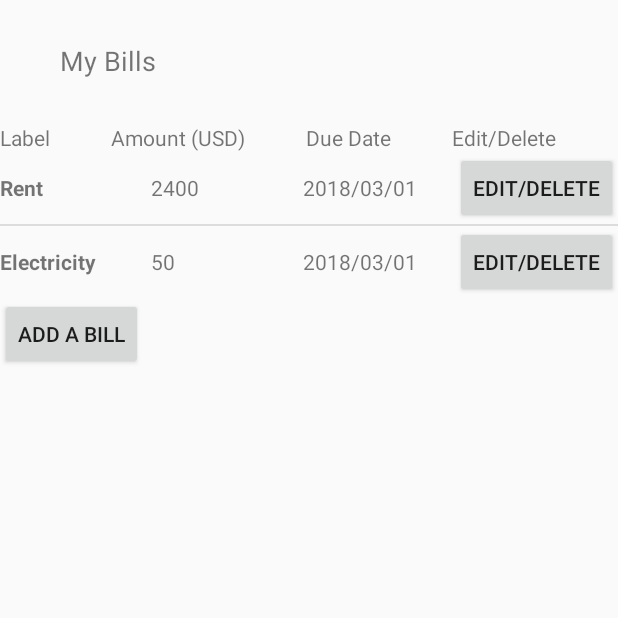
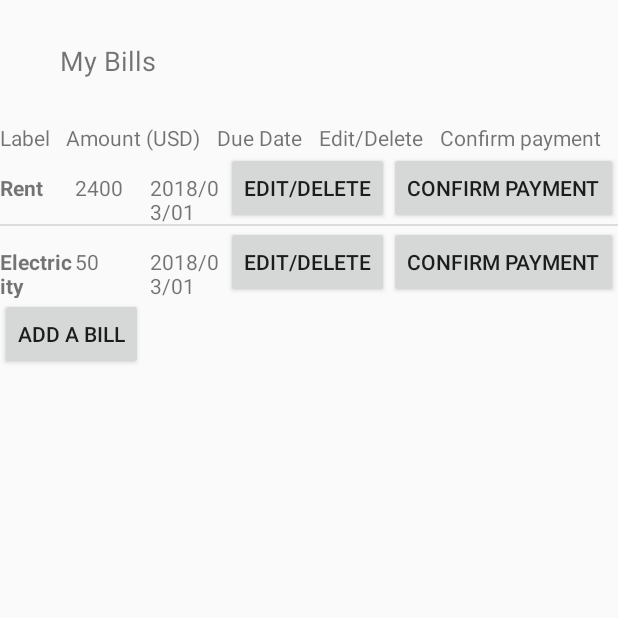
Before and after one commit to kplhung/RoommateSpendingTracker, an Android app: the BillListActivity screen opened directly, with no data from a screen before it, on a phone screen of 412 x 824 dp, the top half of it. Run offline under Robolectric (Android 15) with nearby library versions, the phone set to English and light mode, and no system bars.

Commit message:
added confirm payment buttons and remove from local bill list feature

```diff
--- a/app/src/main/java/com/example/kallyruan/roommateexpense/BillAdapter.java
+++ b/app/src/main/java/com/example/kallyruan/roommateexpense/BillAdapter.java
@@ -1,10 +1,12 @@
 package com.example.kallyruan.roommateexpense;
 
 import android.app.Activity;
+import android.util.Log;
 import android.view.LayoutInflater;
 import android.view.View;
 import android.view.ViewGroup;
 import android.widget.BaseAdapter;
+import android.widget.Button;
 import android.widget.TextView;
 
 import java.util.ArrayList;
@@ -19,6 +21,8 @@ public class BillAdapter extends BaseAdapter {
     private TextView billName;
     private TextView billAmt;
     private TextView billDate;
+    private Button billConfirmButton;
+
     public BillAdapter(Activity activity, ArrayList<Bill> bills){
         this.mActivity = activity;
         this.bills = bills;
@@ -40,22 +44,35 @@ public class BillAdapter extends BaseAdapter {
     }
 
     @Override
-    public View getView(int position, View view, ViewGroup viewGroup) {
+    public View getView(int position, final View view, ViewGroup viewGroup) {
         LayoutInflater inflater = mActivity.getLayoutInflater();
+        final View createdView;
 
         if(view == null){
 
-            view=inflater.inflate(R.layout.bills_list_row, null);
+            createdView = inflater.inflate(R.layout.bills_list_row, null);
 
-            billName=(TextView) view.findViewById(R.id.bill_name);
-            billAmt=(TextView) view.findViewById(R.id.bill_amount);
-            billDate=(TextView) view.findViewById(R.id.bill_date);
+            billName = (TextView) createdView.findViewById(R.id.bill_name);
+            billAmt = (TextView) createdView.findViewById(R.id.bill_amount);
+            billDate = (TextView) createdView.findViewById(R.id.bill_date);
+            billConfirmButton = (Button) createdView.findViewById(R.id.bill_confirm);
+        } else {
+            createdView = view;
         }
 
-        Bill bill = bills.get(position);
+        final Bill bill = bills.get(position);
         billName.setText(bill.getName());
         billAmt.setText(bill.getAmount());
         billDate.setText(bill.getDueDate());
-        return view;
+
+        billConfirmButton.setOnClickListener(new View.OnClickListener() {
+            @Override
+            public void onClick(View v) {
+                v.setVisibility(View.GONE);
+                createdView.setVisibility(View.GONE);
+                // TODO: (Kelly) add logic to remove Bill from DB
+            }
+        });
+        return createdView;
     }
 }
--- a/app/src/main/java/com/example/kallyruan/roommateexpense/LoginActivity.java
+++ b/app/src/main/java/com/example/kallyruan/roommateexpense/LoginActivity.java
@@ -5,6 +5,7 @@ import android.graphics.Color;
 import android.os.Handler;
 import android.support.v7.app.AppCompatActivity;
 import android.os.Bundle;
+import android.util.Log;
 import android.view.View;
 import android.widget.Button;
 import android.widget.EditText;
--- a/app/src/main/res/layout/activity_bill_list.xml
+++ b/app/src/main/res/layout/activity_bill_list.xml
@@ -42,6 +42,11 @@
             android:layout_height="wrap_content"
             android:text="Edit/Delete"
             android:layout_weight="1"/>
+        <TextView
+            android:layout_width="wrap_content"
+            android:layout_height="wrap_content"
+            android:text="Confirm payment"
+            android:layout_weight="1"/>
     </LinearLayout>
     <ListView
         android:id="@+id/bills_list"
--- a/app/src/main/res/layout/bills_list_row.xml
+++ b/app/src/main/res/layout/bills_list_row.xml
@@ -28,4 +28,10 @@
         android:layout_width="wrap_content"
         android:layout_height="wrap_content"
         android:text="Edit/Delete"/>
+
+    <Button
+        android:id="@+id/bill_confirm"
+        android:layout_width="wrap_content"
+        android:layout_height="wrap_content"
+        android:text="Confirm payment"/>
 </LinearLayout>
```
Also changed, not shown: app/src/main/java/com/example/kallyruan/roommateexpense/BillListActivity.java (+4 -3 lines).
